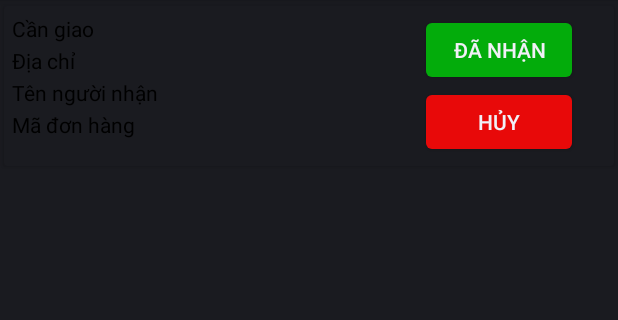
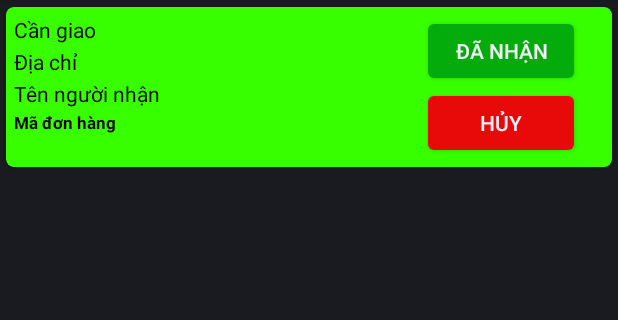
Before and after one commit to hatmitliti/Selling-book-shipper, an Android app: the layout item_don_hang_can_giao.xml on its own in the app's theme, with its tools: preview values and no code run, on a phone screen of 412 x 824 dp, the part 84-404 px from its top. Run offline under Robolectric (Android 15) with nearby library versions, the phone set to English and light mode, and no system bars.

Commit message:
fix data

```diff
--- a/app/src/main/java/com/example/book/Screen/Profile.java
+++ b/app/src/main/java/com/example/book/Screen/Profile.java
@@ -69,10 +69,12 @@ public class Profile extends Fragment {
     public void getNameShipper() {
         ArrayList<Shipper> list = new ArrayList<>();
         DatabaseReference mDatabase = FirebaseDatabase.getInstance().getReference("shipper");
+
         mDatabase.addChildEventListener(new ChildEventListener() {
             @Override
             public void onChildAdded(@NonNull DataSnapshot snapshot, @Nullable String previousChildName) {
                 Shipper shipp = snapshot.getValue(Shipper.class);
+             //   if (shipp.getId().equals())
                 shipp.setId(snapshot.getKey());
                 list.add(shipp);
                 for (int j = 0; j < list.size(); j++) {
--- a/app/src/main/res/layout/item_don_hang_can_giao.xml
+++ b/app/src/main/res/layout/item_don_hang_can_giao.xml
@@ -1,68 +1,78 @@
 <?xml version="1.0" encoding="utf-8"?>
-<androidx.cardview.widget.CardView
-    xmlns:android="http://schemas.android.com/apk/res/android"
+<androidx.cardview.widget.CardView xmlns:android="http://schemas.android.com/apk/res/android"
     xmlns:card_view="http://schemas.android.com/apk/res-auto"
     android:layout_width="match_parent"
     android:layout_height="wrap_content"
+    card_view:cardCornerRadius="5dp"
+    android:backgroundTint="#37FF00"
     card_view:cardElevation="2dp"
-    card_view:cardCornerRadius="2dp"
-    card_view:cardUseCompatPadding="true"
-    >
+    card_view:cardUseCompatPadding="true">
+
     <LinearLayout
         android:layout_width="match_parent"
         android:layout_height="match_parent"
-        android:orientation="horizontal"
-        android:layout_margin="5dp">
+        android:layout_margin="5dp"
+        android:orientation="horizontal">
+
         <LinearLayout
             android:layout_width="250dp"
             android:layout_height="wrap_content"
             android:orientation="vertical">
+
             <TextView
                 android:id="@+id/tvTT"
-                android:textColor="@color/black"
-                android:layout_marginBottom="2dp"
                 android:layout_width="wrap_content"
                 android:layout_height="wrap_content"
-                android:text="Cần giao"/>
+                android:layout_marginBottom="2dp"
+                android:text="Cần giao"
+                android:textColor="@color/black" />
+
             <TextView
                 android:id="@+id/tvDC"
-                android:layout_marginBottom="2dp"
-                android:textColor="@color/black"
                 android:layout_width="wrap_content"
                 android:layout_height="wrap_content"
-                android:text="Địa chỉ"/>
+                android:layout_marginBottom="2dp"
+                android:text="Địa chỉ"
+                android:textColor="@color/black" />
+
             <TextView
                 android:id="@+id/tvTNN"
-                android:layout_marginBottom="2dp"
-                android:textColor="@color/black"
                 android:layout_width="wrap_content"
                 android:layout_height="wrap_content"
-                android:text="Tên người nhận"/>
+                android:layout_marginBottom="2dp"
+                android:text="Tên người nhận"
+                android:textColor="@color/black" />
+
             <TextView
+                android:textStyle="bold"
+                android:textSize="11dp"
                 android:id="@+id/tvMDH"
-                android:layout_marginBottom="2dp"
-                android:textColor="@color/black"
                 android:layout_width="wrap_content"
                 android:layout_height="wrap_content"
-                android:text="Mã đơn hàng"/>
+                android:layout_marginBottom="2dp"
+                android:text="Mã đơn hàng"
+                android:textColor="@color/black" />
         </LinearLayout>
+
         <LinearLayout
             android:layout_width="150dp"
             android:layout_height="wrap_content"
-            android:orientation="vertical"
-            android:gravity="center">
+            android:gravity="center"
+            android:orientation="vertical">
+
             <Button
                 android:id="@+id/btnDaNhanHangCanGiao"
                 android:layout_width="105dp"
                 android:layout_height="wrap_content"
                 android:backgroundTint="@color/background_button_completed"
-                android:text="Đã nhận"/>
+                android:text="Đã nhận" />
+
             <Button
                 android:id="@+id/btnHuyHangCanGiao"
                 android:layout_width="105dp"
                 android:layout_height="wrap_content"
                 android:backgroundTint="@color/background_button_cancel"
-                android:text="Hủy"/>
+                android:text="Hủy" />
         </LinearLayout>
     </LinearLayout>
 </androidx.cardview.widget.CardView>
--- a/app/src/main/res/layout/item_don_hang_da_giao.xml
+++ b/app/src/main/res/layout/item_don_hang_da_giao.xml
@@ -46,6 +46,8 @@
                 android:layout_height="wrap_content"
                 android:text="Tên người nhận"/>
             <TextView
+                android:textStyle="bold"
+                android:textSize="11dp"
                 android:id="@+id/tvMDH"
                 android:layout_marginBottom="2dp"
                 android:textColor="@color/black"
--- a/app/src/main/res/layout/item_don_hang_da_huy.xml
+++ b/app/src/main/res/layout/item_don_hang_da_huy.xml
@@ -39,6 +39,8 @@
                 android:layout_height="wrap_content"
                 android:text="Tên người nhận"/>
             <TextView
+                android:textStyle="bold"
+                android:textSize="11dp"
                 android:id="@+id/tvMDH"
                 android:layout_marginBottom="2dp"
                 android:textColor="@color/black"
--- a/app/src/main/res/layout/item_don_hang_dang_giao.xml
+++ b/app/src/main/res/layout/item_don_hang_dang_giao.xml
@@ -43,6 +43,8 @@
                 android:textColor="@color/black" />
 
             <TextView
+                android:textStyle="bold"
+                android:textSize="11dp"
                 android:id="@+id/tvMDH"
                 android:layout_width="wrap_content"
                 android:layout_height="wrap_content"
--- a/app/src/main/res/layout/layout_ho_so.xml
+++ b/app/src/main/res/layout/layout_ho_so.xml
@@ -2,6 +2,7 @@
 <LinearLayout xmlns:android="http://schemas.android.com/apk/res/android"
     xmlns:app="http://schemas.android.com/apk/res-auto"
     android:layout_width="match_parent"
+    android:background="#FF5722"
     android:layout_height="match_parent"
     android:orientation="vertical">
 
@@ -20,6 +21,7 @@
             android:textSize="30dp" />
 
         <ImageView
+            android:id="@+id/imgShipper"
             android:layout_width="70dp"
             android:layout_height="100dp"
             android:src="@drawable/img_profile" />
```
Also changed, not shown: app/src/main/java/com/example/book/Screen/Home.java (+31 -7 lines), app/src/main/res/layout/layout_dang_nhap.xml (+9 -11 lines), app/src/main/res/layout/layout_main.xml (+8 -9 lines), app/src/main/res/layout/layout_trang_chu.xml (+10 -12 lines), app/src/main/res/drawable/background_login.jpg (added), app/src/main/res/drawable/shipper1.png (added), app/src/main/res/drawable/shipper2.jpg (added), app/src/main/res/drawable/shipper3.jpg (added), app/src/main/res/drawable/shipper4.jpg (added).
